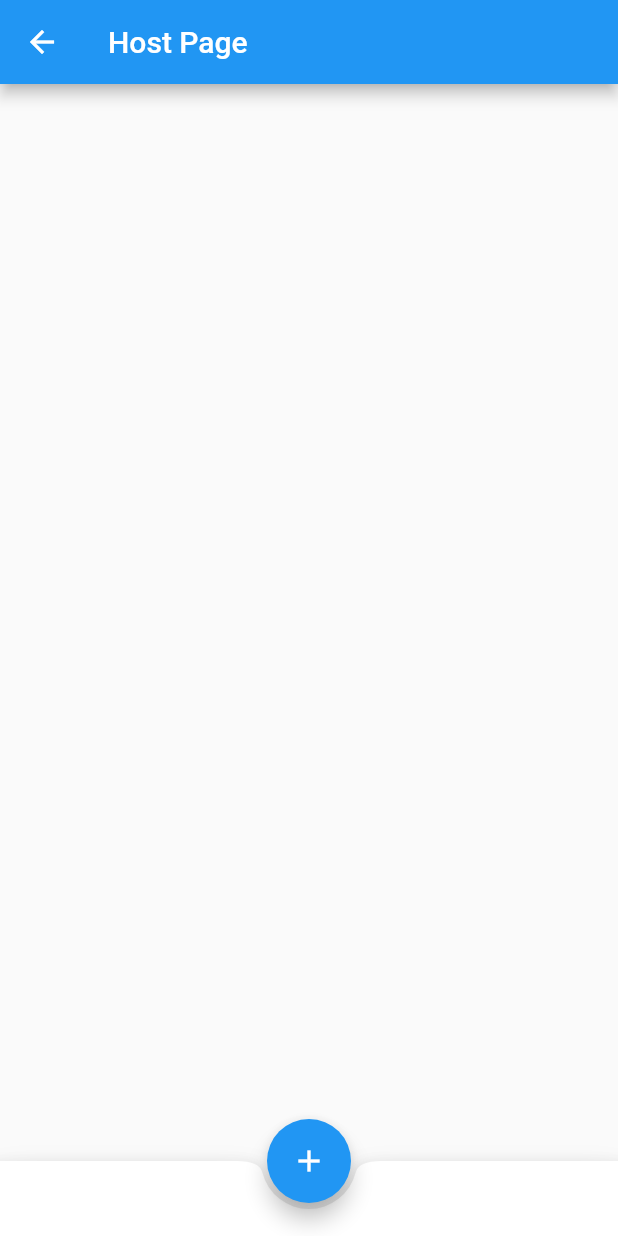
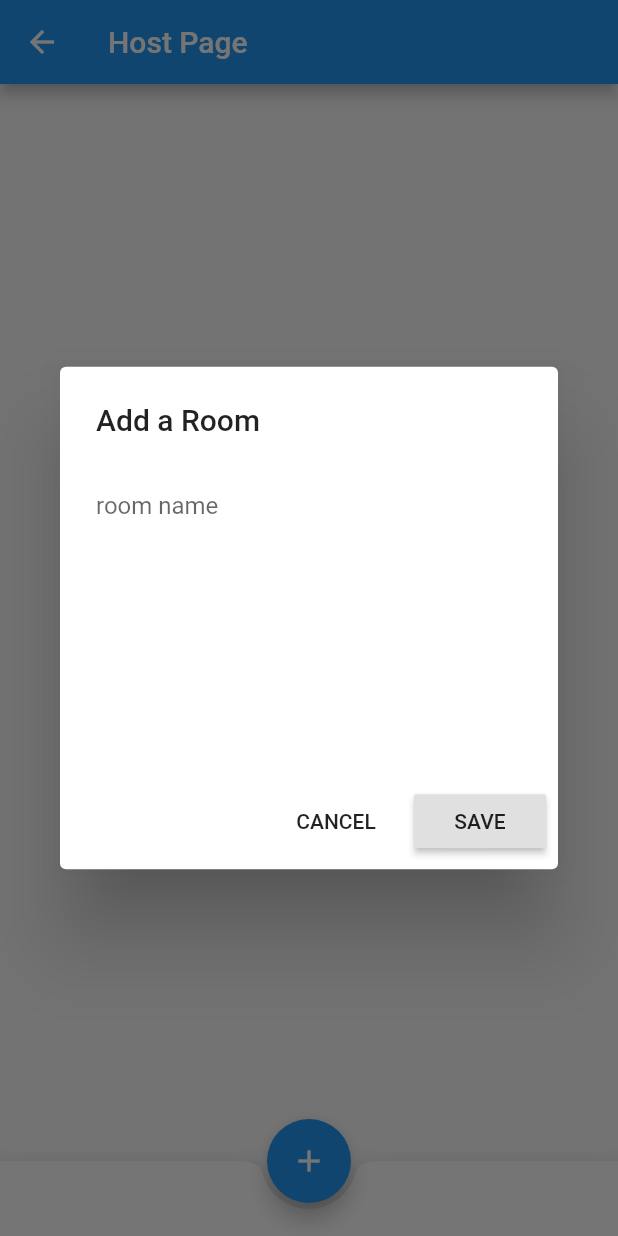
Before and after one commit to AppJam2021-IntelligentBadAss/Front-End, a Flutter app: the HostPage screen opened directly, after a tap on the "add" icon, on a phone screen of 412 x 824 dp. Run offline on Flutter 3.47's test engine with Material 2 defaults, Android fonts, the phone set to English and light mode, and no system bars; our stand-ins replace cloud_firestore, firebase_auth, firebase_core, smooth_star_rating; accounts and stored records are empty; network calls fail.

Commit message:
Create new room with name; read and write messages

```diff
--- a/backstage/lib/main.dart
+++ b/backstage/lib/main.dart
@@ -15,7 +15,7 @@ import 'pages/host_page.dart';
 void main() async {
   await Firebase.initializeApp();
   runApp(MyApp(
-    debugWidget: HostPage(),
+    //debugWidget: HostPage(),
   ));
 }
 
--- a/backstage/lib/model/data.dart
+++ b/backstage/lib/model/data.dart
@@ -1,12 +1,15 @@
 import 'dart:math';
 import 'package:cloud_firestore/cloud_firestore.dart';
 import './room.dart';
+import './message.dart';
+import 'message.dart';
 
-Future<void> addRoom(Room room) {
+Future<void> addRoom({Room room}) {
   final rooms = FirebaseFirestore.instance.collection('rooms');
   return rooms.add({
-    'name': room.name + " (" + Random().nextInt(100).toString() + ")",
+    'name': room.name,
     'numAttendee': room.numAttendee,
+    'numMessages': room.numMessages,
   });
 }
 
@@ -23,3 +26,40 @@ List<Room> getRoomsFromQuery(QuerySnapshot snapshot) {
     return Room.fromSnapshot(doc);
   }).toList();
 }
+
+Future<Room> getRoom(String roomId) {
+  return FirebaseFirestore.instance
+      .collection('rooms')
+      .doc(roomId)
+      .get()
+      .then((DocumentSnapshot doc) => Room.fromSnapshot(doc));
+}
+
+Future<void> addMessage({String roomId, Message message}) {
+  final room =
+      FirebaseFirestore.instance.collection('rooms').doc(roomId);
+  final newMessage = room.collection('messages').doc();
+
+  return FirebaseFirestore.instance.runTransaction((Transaction transaction) {
+    return transaction
+        .get(room)
+        .then((DocumentSnapshot doc) => Room.fromSnapshot(doc))
+        .then((Room fresh) {
+          final numMessages = fresh.numMessages + 1;
+          //final newAverage =
+          //    ((fresh.numRatings * fresh.avgRating) + review.rating) / newRatings;
+
+          transaction.update(room, {
+            'numMessages': numMessages,
+            //'avgRating': newAverage,
+          });
+
+          transaction.set(newMessage, {
+            'message': message.message ?? "This is message #"+numMessages.toString(),
+            'timestamp': message.timestamp ?? FieldValue.serverTimestamp(),
+            'userName': message.userName,
+            'userId': message.userId,
+          });
+        });
+  });
+}
--- a/backstage/lib/model/room.dart
+++ b/backstage/lib/model/room.dart
@@ -7,18 +7,29 @@ import 'package:cloud_firestore/cloud_firestore.dart';
 class Room {
   final String id;
   final String name;
+  final String userId;
   final int numAttendee;
+  final int numMessages;
   final DocumentReference reference;
 
-  Room({this.name, this.numAttendee})
+  Room({this.name, this.userId})
       : id = null,
-        //numAttendee = 0,
+        numMessages = 0,
+        numAttendee = 0,
         reference = null;
 
   Room.fromSnapshot(DocumentSnapshot snapshot)
       : assert(snapshot != null),
         id = snapshot.id,
         name = snapshot.data()['name'],
+        userId = snapshot.data()['userId'],
         numAttendee = snapshot.data()['numAttendee'],
+        numMessages = snapshot.data()['numMessages'],
         reference = snapshot.reference;
+
+  Room.fromUserInput({this.name, this.userId})
+      : id = null,
+        numMessages=0,
+        numAttendee=0,
+        reference = null;
 }
--- /dev/null
+++ b/backstage/lib/pages/dialogs/room_create.dart
@@ -0,0 +1,74 @@
+import 'dart:math' as math;
+
+import 'package:flutter/material.dart';
+import 'package:smooth_star_rating/smooth_star_rating.dart';
+
+import '../../model/room.dart';
+
+class RoomCreateDialog extends StatefulWidget {
+  final String userName;
+  final String userId;
+
+  RoomCreateDialog({this.userName, this.userId, Key key});
+
+  @override
+  _RoomCreateDialogState createState() => _RoomCreateDialogState();
+}
+
+class _RoomCreateDialogState extends State<RoomCreateDialog> {
+  //double rating = 0;
+  String roomName;
+
+  @override
+  Widget build(BuildContext context) {
+    //Color color = rating == 0 ? Colors.grey : Colors.amber;
+    return AlertDialog(
+      title: Text('Add a Room'),
+      content: Container(
+        width: math.min(MediaQuery.of(context).size.width, 740),
+        height: math.min(MediaQuery.of(context).size.height, 180),
+        child: Column(
+          mainAxisAlignment: MainAxisAlignment.start,
+          children: <Widget>[
+            Container(
+              margin: EdgeInsets.fromLTRB(0, 0, 0, 16),
+            ),
+            Expanded(
+              child: TextField(
+                decoration: InputDecoration.collapsed(
+                    hintText: 'room name'),
+                keyboardType: TextInputType.name,
+                maxLines: null,
+                onChanged: (value) {
+                  print("room name: " + value);
+                  if (mounted) {
+                    setState(() {
+                      roomName = value;
+                    });
+                  }
+                },
+              ),
+            ),
+          ],
+        ),
+      ),
+      actions: <Widget>[
+        FlatButton(
+          child: Text('CANCEL'),
+          onPressed: () => Navigator.pop(context, null),
+        ),
+        RaisedButton(
+          child: Text('SAVE'),
+          onPressed: () => Navigator.pop(
+            context,
+            Room.fromUserInput(
+              name: roomName,
+              userId: widget.userId,
+              //userName: widget.userName,
+            ),
+          ),
+        ),
+      ],
+    );
+  }
+}
--- a/backstage/lib/pages/host_page.dart
+++ b/backstage/lib/pages/host_page.dart
@@ -8,6 +8,7 @@ import '../model/data.dart' as data;
 import '../model/room.dart';
 
 import 'host_room.dart';
+import 'dialogs/room_create.dart';
 
 class HostPage extends StatefulWidget {
   @override
@@ -17,6 +18,7 @@ class HostPage extends StatefulWidget {
 class _HostPageState extends State<HostPage> {
   StreamSubscription<QuerySnapshot> _currentSubscription;
   bool _isLoading = true;
+  String _userId;
   List<Room> _rooms = <Room>[];
 
   _HostPageState() {
@@ -43,11 +45,28 @@ class _HostPageState extends State<HostPage> {
   }
 
   Future<void> _onAddRoomPressed() async {
+    final newRoom = await showDialog<Room>(
+      context: context,
+      builder: (_) => RoomCreateDialog(
+        userId: _userId,
+        //userName: _userName,
+      ),
+    );
+    if (newRoom != null) {
+      // Save the review
+      return data.addRoom(
+        room: newRoom,
+      );
+    }
+
+    /*
+    // legacy: hard coded
     final room = Room(
       name: "test room name",
-      numAttendee: 0,
+      //numAttendee: 0,
     );
     data.addRoom(room);
+    */
   }
 
   @override
@@ -65,7 +84,9 @@ class _HostPageState extends State<HostPage> {
               title: Text(_rooms[i].name),
               onTap: () {
                 Navigator.push(context,
-                    MaterialPageRoute(builder: (context) => HostRoom()));
+                    MaterialPageRoute(builder: (context) => HostRoom(roomId: _rooms[i].id,)));
+                //Navigator.pushNamed(context, HostRoom.route,
+                    //arguments: HostRoomArguments(id: _rooms[i].name));
               },
             );
           }),
```
Also changed, not shown: backstage/lib/model/message.dart (+17 -8 lines), backstage/lib/pages/host_room.dart (+106 -4 lines).
